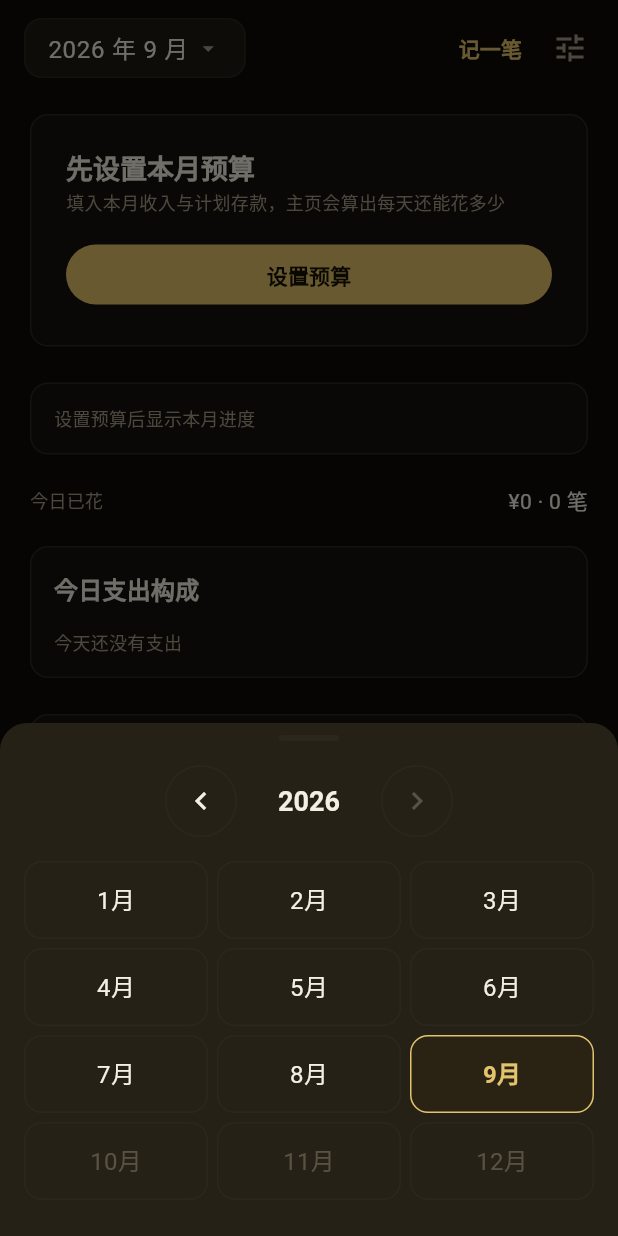
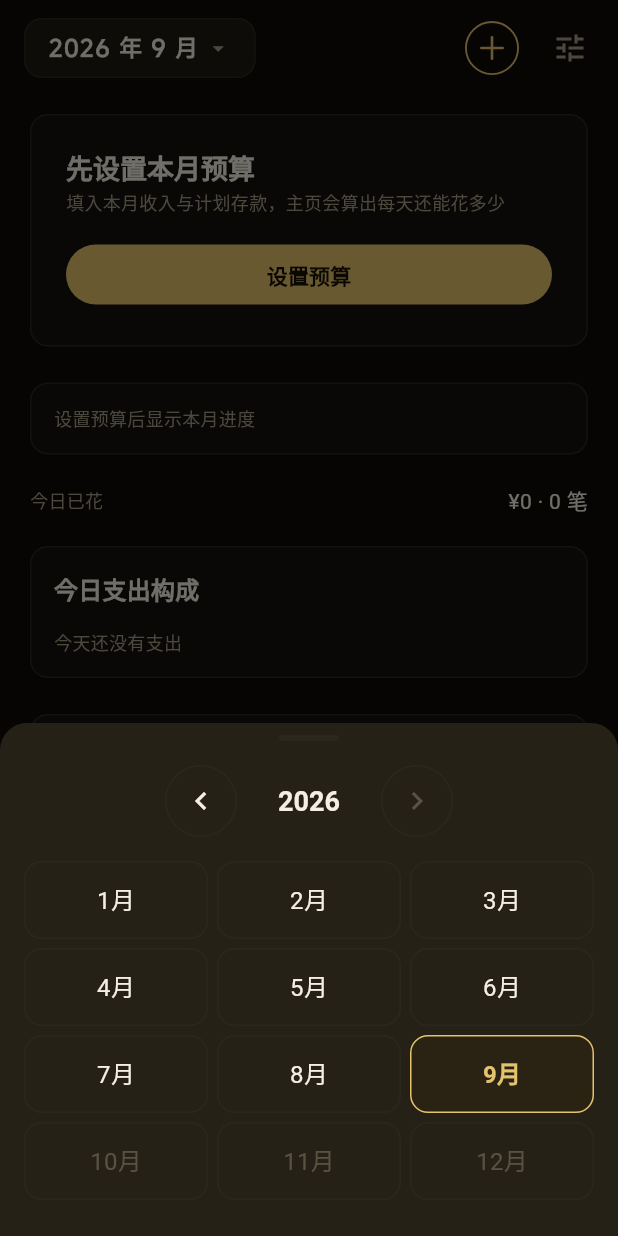
Before and after one commit to ZileiC/gringotts, a Flutter app: the screen it shows after launch, after a tap on an icon or button, on a phone screen of 412 x 824 dp. Run offline on Flutter 3.47's test engine with Material 3 defaults, Android fonts, the phone set to English and light mode, and no system bars; our stand-ins replace drift, fl_chart, flutter_riverpod, image_picker; missing offline and left inert: quick_actions; accounts and stored records are empty; generated files the repository leaves out were written again; statements that could not run were skipped; project files that could hold a hidden picture were left out.

Commit message:
WIP T-14b: Part B

```diff
--- a/lib/pages/home_page.dart
+++ b/lib/pages/home_page.dart
@@ -11,6 +11,7 @@
 import '../services/budget_engine.dart';
 import '../services/statistics_service.dart';
 import '../ui/motion.dart';
+import '../ui/record_key.dart';
 import '../ui/tokens.dart';
 
 /// Home = analysis / guidance page (M2.0 pre-wave, DESIGN_MAIN §3).
@@ -171,10 +172,13 @@
   }
 }
 
-/// Top bar: month button (left, opens the calendar sheet) + the record key +
-/// budget gear (right). The old ‹ › arrows were removed by user ruling
-/// (DESIGN_MAIN §3.1). T-14b Part A: the record entry lives here, on the
-/// analysis page only, so it can never be reached from the assets or stats tab.
+/// Top bar (T-14b / DESIGN_MAIN section 8.2): month button (left, opens the
+/// calendar sheet) + [RecordKey] + budget gear (right). Frozen size budget:
+/// 56 total (8 top padding + 48 content row), month button stays 40 and is
+/// vertically centred, the record key is 36 optic inside a 48x48 hit target
+/// with a 4dp gap to the 48x48 gear. The old ‹ › arrows were removed by
+/// user ruling (DESIGN_MAIN §3.1) and the record entry lives on the analysis
+/// page only, so it can never be reached from the assets or stats tab.
 class _MonthBar extends StatelessWidget {
   const _MonthBar({
     required this.month,
@@ -194,8 +198,15 @@
   @override
   Widget build(BuildContext context) {
     final theme = Theme.of(context);
-    return Padding(
-      padding: const EdgeInsets.fromLTRB(AppSpacing.m, AppSpacing.s, AppSpacing.s, 0),
+    // Width budget on a 320dp viewport: 16 (left) + month button (~130) +
+    // flexible gap (>=12) + 48 (record key) + 4 (gap) + 48 (gear) + 8 (right)
+    // = 266, so the gap absorbs the slack and nothing is squeezed.
+    return SizedBox(
+      key: const Key('home_top_bar'),
+      height: AppSpacing.topBarHeight,
+      child: Padding(
+        padding:
+            const EdgeInsets.fromLTRB(AppSpacing.m, AppSpacing.s, AppSpacing.s, 0),
         child: Row(
           children: [
             SizedBox(
@@ -219,7 +230,12 @@
                   children: [
                     Text(
                       '${month.year} 年 ${month.month} 月',
-                    style: theme.textTheme.bodyLarge,
+                      // T-14b: the month button switches to MiSans together
+                      // with the bottom tabs; amounts stay tabular.
+                      style: theme.textTheme.bodyLarge?.copyWith(
+                        fontFamily: AppFont.uiFamily,
+                        fontFeatures: AppFont.tabularFigures,
+                      ),
                     ),
                     const SizedBox(width: AppSpacing.xs),
                     const Icon(
@@ -232,24 +248,24 @@
               ),
             ),
             const Spacer(),
-          TextButton(
+            RecordKey(
               key: const Key('home_record_key'),
               onPressed: onRecord,
-            style: TextButton.styleFrom(
-              foregroundColor: AppColors.goldAccent,
-              minimumSize: const Size(0, 40),
-              padding: const EdgeInsets.symmetric(horizontal: AppSpacing.s),
-              tapTargetSize: MaterialTapTargetSize.shrinkWrap,
             ),
-            child: const Text('记一笔'),
-          ),
+            const SizedBox(width: AppSpacing.xs),
             IconButton(
               key: const Key('home_budget_entry'),
               onPressed: onBudget,
               icon: const Icon(Icons.tune),
               tooltip: '预算设置',
+              padding: EdgeInsets.zero,
+              constraints: const BoxConstraints.tightFor(
+                width: AppSpacing.recordKeyHit,
+                height: AppSpacing.recordKeyHit,
+              ),
             ),
           ],
+        ),
       ),
     );
   }
--- a/lib/pages/home_shell.dart
+++ b/lib/pages/home_shell.dart
@@ -1,12 +1,13 @@
 import 'package:flutter/material.dart';
 
+import '../ui/line_icons.dart';
 import '../ui/tokens.dart';
 import 'assets_page.dart';
 import 'home_page.dart';
 import 'quick_entry_page.dart';
 import 'stats_page.dart';
 
-/// Root shell (T-12c / T-14b Part A): three peer tabs only.
+/// Root shell (T-12c / T-14b): three peer tabs only.
 ///
 /// IA ruling (2026-09-14): the 记一笔 action belongs to the analysis page and
 /// lives in its top bar; the bottom bar carries nothing but the three peer
@@ -52,9 +53,11 @@
   }
 }
 
-/// Bottom bar: exactly the three peer tabs (T-14b Part A). A fixed [height]
-/// keeps the total bar height identical on every tab; the 记一笔 action is not
-/// part of this bar anymore.
+/// Bottom bar (T-14b / DESIGN_MAIN section 8.3): exactly the three peer tabs,
+/// nothing else. A fixed [AppSpacing.navTabHeight] row keeps the bar height
+/// identical on every tab. Each tab is a hand-drawn 1.25px line icon plus a
+/// MiSans label; the selected tab is gold with a 16x1.5 gold line sliding
+/// under it (180ms; reduce-motion switches without displacement).
 class _BottomTabs extends StatelessWidget {
   const _BottomTabs({required this.index, required this.onSelect});
 
@@ -63,6 +66,7 @@
 
   @override
   Widget build(BuildContext context) {
+    final animationsDisabled = MediaQuery.disableAnimationsOf(context);
     // DecoratedBox (not Container) so the 1px top hairline paints *inside* the
     // fixed 56dp row instead of adding a layout pixel.
     return DecoratedBox(
@@ -75,7 +79,9 @@
         top: false,
         child: SizedBox(
           height: AppSpacing.navTabHeight,
-          child: Row(
+          child: Stack(
+            children: [
+              Row(
                 children: [
                   for (var i = 0; i < _tabs.length; i++)
                     Expanded(
@@ -87,6 +93,31 @@
                     ),
                 ],
               ),
+              // T1 gold line: one tab-cell-wide child sliding between the
+              // cells, so alignment -1 / 0 / 1 lands exactly on the tab
+              // centres (a bare 16pt child would be off by the slack/2) and
+              // the 180ms move is a position transition, not a rebuild blink.
+              AnimatedAlign(
+                key: const Key('tab_selected_indicator_slide'),
+                alignment: Alignment(index - 1.0, 1),
+                duration:
+                    animationsDisabled ? Duration.zero : AppMotion.tabIndicator,
+                curve: Curves.easeOutCubic,
+                child: FractionallySizedBox(
+                  widthFactor: 1 / _tabs.length,
+                  child: Align(
+                    alignment: Alignment.bottomCenter,
+                    child: Container(
+                      key: const Key('tab_selected_indicator'),
+                      width: AppSpacing.tabIndicatorWidth,
+                      height: AppSpacing.tabIndicatorHeight,
+                      color: AppColors.goldAccent,
+                    ),
+                  ),
+                ),
+              ),
+            ],
+          ),
         ),
       ),
     );
@@ -94,20 +125,22 @@
 }
 
 class _TabSpec {
-  const _TabSpec(this.key, this.label, this.icon);
+  const _TabSpec(this.key, this.label, this.icon, this.iconKey);
 
   final Key key;
   final String label;
-  final IconData icon;
+  final LineTabIcon icon;
+  final Key iconKey;
 }
 
 const List<_TabSpec> _tabs = <_TabSpec>[
-  _TabSpec(Key('tab_home'), '分析', Icons.insights),
-  _TabSpec(Key('tab_assets'), '资产', Icons.inventory_2),
-  _TabSpec(Key('tab_stats'), '统计', Icons.bar_chart),
+  _TabSpec(Key('tab_home'), '分析', LineTabIcon.analysis, Key('tab_icon_home')),
+  _TabSpec(Key('tab_assets'), '资产', LineTabIcon.assets, Key('tab_icon_assets')),
+  _TabSpec(Key('tab_stats'), '统计', LineTabIcon.stats, Key('tab_icon_stats')),
 ];
 
-/// One peer tab: icon + label, gold when active, muted otherwise.
+/// One peer tab: hand-drawn icon + MiSans label (12 / w500 idle, w600 active,
+/// +0.08em tracking), gold when active.
 class _TabButton extends StatelessWidget {
   const _TabButton({
     required this.tab,
@@ -128,14 +161,26 @@
       child: Column(
         mainAxisAlignment: MainAxisAlignment.center,
         children: [
-          Icon(tab.icon, size: 22, color: color),
-          const SizedBox(height: 2),
-          Text(
+          LineTabIconView(
+            key: tab.iconKey,
+            icon: tab.icon,
+            color: color,
+          ),
+          const SizedBox(height: AppSpacing.xs),
+          SizedBox(
+            height: AppFont.tabLabelHeight,
+            child: Center(
+              child: Text(
                 tab.label,
                 style: TextStyle(
-              fontSize: AppFont.caption,
-              fontWeight: selected ? FontWeight.w600 : FontWeight.w400,
+                  fontFamily: AppFont.uiFamily,
+                  fontSize: AppFont.tabLabel,
+                  fontWeight: selected ? FontWeight.w600 : FontWeight.w500,
+                  letterSpacing: AppFont.tabLetterSpacing,
                   color: color,
+                  height: 1,
+                ),
+              ),
             ),
           ),
         ],
--- /dev/null
+++ b/lib/ui/line_icons.dart
@@ -0,0 +1,107 @@
+import 'package:flutter/material.dart';
+
+import 'tokens.dart';
+
+/// Hand-drawn 1.25px line icons for the three bottom tabs (T-14b /
+/// DESIGN_MAIN section 8.3).
+///
+/// These are deliberately *not* Material Icons: the tab glyphs share the
+/// black-gold hairline language of the app. Geometry is authored on a 20x20
+/// grid and scaled by [size], so every stroke stays crisp at the 20pt tab
+/// size while tests can still measure it.
+enum LineTabIcon { analysis, assets, stats }
+
+/// Renders one [LineTabIcon] at [color] (stroke only, round caps/joins).
+class LineTabIconView extends StatelessWidget {
+  const LineTabIconView({
+    super.key,
+    required this.icon,
+    required this.color,
+    this.size = AppSpacing.tabIconSize,
+    this.strokeWidth = AppSpacing.tabIconStroke,
+  });
+
+  final LineTabIcon icon;
+  final Color color;
+  final double size;
+  final double strokeWidth;
+
+  @override
+  Widget build(BuildContext context) {
+    return CustomPaint(
+      size: Size.square(size),
+      painter: _LineTabIconPainter(
+        icon: icon,
+        color: color,
+        strokeWidth: strokeWidth,
+      ),
+    );
+  }
+}
+
+class _LineTabIconPainter extends CustomPainter {
+  const _LineTabIconPainter({
+    required this.icon,
+    required this.color,
+    required this.strokeWidth,
+  });
+
+  final LineTabIcon icon;
+  final Color color;
+  final double strokeWidth;
+
+  /// Design grid the paths below are authored on.
+  static const double _grid = 20;
+
+  @override
+  void paint(Canvas canvas, Size size) {
+    final scale = size.shortestSide / _grid;
+    Offset p(double x, double y) => Offset(x * scale, y * scale);
+    final paint = Paint()
+      ..color = color
+      ..style = PaintingStyle.stroke
+      ..strokeWidth = strokeWidth
+      ..strokeCap = StrokeCap.round
+      ..strokeJoin = StrokeJoin.round
+      ..isAntiAlias = true;
+
+    switch (icon) {
+      case LineTabIcon.analysis:
+        // Rising polyline with a small end circle.
+        final path = Path()
+          ..moveTo(p(2.5, 14.5).dx, p(2.5, 14.5).dy)
+          ..lineTo(p(7, 9.5).dx, p(7, 9.5).dy)
+          ..lineTo(p(10.5, 12.5).dx, p(10.5, 12.5).dy)
+          ..lineTo(p(16, 5.5).dx, p(16, 5.5).dy);
+        canvas.drawPath(path, paint);
+        canvas.drawCircle(p(16, 5.5), 1.6 * scale, paint);
+      case LineTabIcon.assets:
+        // Two stacked frames: the back frame peeks above the front one, so the
+        // hidden overlap is never drawn twice.
+        final back = Path()
+          ..moveTo(p(5.5, 7.5).dx, p(5.5, 7.5).dy)
+          ..lineTo(p(5.5, 4.5).dx, p(5.5, 4.5).dy)
+          ..arcToPoint(p(7.5, 2.5), radius: Radius.circular(2 * scale))
+          ..lineTo(p(15.5, 2.5).dx, p(15.5, 2.5).dy)
+          ..arcToPoint(p(17.5, 4.5), radius: Radius.circular(2 * scale))
+          ..lineTo(p(17.5, 7.5).dx, p(17.5, 7.5).dy);
+        canvas.drawPath(back, paint);
+        final front = RRect.fromRectAndRadius(
+          Rect.fromPoints(p(2.5, 7.5), p(14.5, 17.5)),
+          Radius.circular(2 * scale),
+        );
+        canvas.drawRRect(front, paint);
+      case LineTabIcon.stats:
+        // Three bars of different heights.
+        canvas.drawLine(p(4.5, 12.5), p(4.5, 16.5), paint);
+        canvas.drawLine(p(10, 7.5), p(10, 16.5), paint);
+        canvas.drawLine(p(15.5, 3.5), p(15.5, 16.5), paint);
+    }
+  }
+
+  @override
+  bool shouldRepaint(covariant _LineTabIconPainter oldDelegate) =>
+      oldDelegate.icon != icon ||
+      oldDelegate.color != color ||
+      oldDelegate.strokeWidth != strokeWidth;
+}
--- /dev/null
+++ b/lib/ui/record_key.dart
@@ -0,0 +1,138 @@
+import 'package:flutter/material.dart';
+import 'package:flutter/services.dart';
+
+import 'tokens.dart';
+
+/// Analysis-page record key (T-14b / DESIGN_MAIN section 8.2).
+///
+/// A [AppSpacing.recordKeyVisual]-pt gold ring with a vector plus and nothing
+/// else: no text, no first-run coach mark. The extra transparent area around
+/// the visual grows the hit target to [AppSpacing.recordKeyHit] x
+/// [AppSpacing.recordKeyHit] without changing the 36pt optic.
+///
+/// Press beat: the ring interior fades in [AppColors.goldContainer] over
+/// [AppMotion.recordPressFade] (single shot) plus a micro scale-down; haptics
+/// always fire. reduce-motion keeps the colour change and the haptics but
+/// drops every movement.
+class RecordKey extends StatefulWidget {
+  const RecordKey({super.key, required this.onPressed});
+
+  /// Pushes the speed-entry child. When null the key renders (it belongs to
+  /// the analysis page) but stays inert.
+  final VoidCallback? onPressed;
+
+  @override
+  State<RecordKey> createState() => _RecordKeyState();
+}
+
+class _RecordKeyState extends State<RecordKey> {
+  bool _pressed = false;
+
+  void _setPressed(bool value) {
+    if (_pressed == value) return;
+    setState(() => _pressed = value);
+  }
+
+  @override
+  Widget build(BuildContext context) {
+    final animationsDisabled = MediaQuery.disableAnimationsOf(context);
+    final enabled = widget.onPressed != null;
+    final pressed = _pressed && enabled;
+
+    return Semantics(
+      button: true,
+      enabled: enabled,
+      label: '\u8bb0\u4e00\u7b14',
+      child: SizedBox(
+        width: AppSpacing.recordKeyHit,
+        height: AppSpacing.recordKeyHit,
+        child: Listener(
+          behavior: HitTestBehavior.opaque,
+          onPointerDown: enabled
+              ? (_) {
+                  HapticFeedback.lightImpact();
+                  _setPressed(true);
+                }
+              : null,
+          onPointerUp: enabled ? (_) => _setPressed(false) : null,
+          onPointerCancel: enabled ? (_) => _setPressed(false) : null,
+          child: GestureDetector(
+            behavior: HitTestBehavior.opaque,
+            onTap: widget.onPressed,
+            child: Center(
+              child: AnimatedScale(
+                scale: pressed && !animationsDisabled ? 0.96 : 1.0,
+                duration:
+                    animationsDisabled ? Duration.zero : AppMotion.recordPressFade,
+                curve: Curves.easeOutCubic,
+                child: AnimatedContainer(
+                  key: const Key('home_record_key_visual'),
+                  duration:
+                      animationsDisabled ? Duration.zero : AppMotion.recordPressFade,
+                  curve: Curves.easeOut,
+                  width: AppSpacing.recordKeyVisual,
+                  height: AppSpacing.recordKeyVisual,
+                  decoration: BoxDecoration(
+                    shape: BoxShape.circle,
+                    color: pressed ? AppColors.goldContainer : Colors.transparent,
+                    border: Border.all(
+                      color: AppColors.goldAccent,
+                      width: AppSpacing.recordRingStroke,
+                    ),
+                  ),
+                  child: const Center(
+                    child: CustomPaint(
+                      size: Size.square(AppSpacing.recordPlusSize),
+                      painter: _PlusPainter(
+                        color: AppColors.goldAccent,
+                        strokeWidth: AppSpacing.recordPlusStroke,
+                      ),
+                    ),
+                  ),
+                ),
+              ),
+            ),
+          ),
+        ),
+      ),
+    );
+  }
+}
+
+/// The vector plus glyph (16x16 design box, 1.75 stroke, round caps).
+///
+/// The line endpoints are inset by half a stroke so the round caps end exactly
+/// on the 16x16 optical box - a font "+" never gets this precise, which is why
+/// the spec bans it (DESIGN_MAIN section 8.2).
+class _PlusPainter extends CustomPainter {
+  const _PlusPainter({required this.color, required this.strokeWidth});
+
+  final Color color;
+  final double strokeWidth;
+
+  @override
+  void paint(Canvas canvas, Size size) {
+    final paint = Paint()
+      ..color = color
+      ..style = PaintingStyle.stroke
+      ..strokeWidth = strokeWidth
+      ..strokeCap = StrokeCap.round
+      ..isAntiAlias = true;
+    final inset = strokeWidth / 2;
+    final center = size.center(Offset.zero);
+    canvas.drawLine(
+      Offset(inset, center.dy),
+      Offset(size.width - inset, center.dy),
+      paint,
+    );
+    canvas.drawLine(
+      Offset(center.dx, inset),
+      Offset(center.dx, size.height - inset),
+      paint,
+    );
+  }
+
+  @override
+  bool shouldRepaint(covariant _PlusPainter oldDelegate) =>
+      oldDelegate.color != color || oldDelegate.strokeWidth != strokeWidth;
+}
--- a/lib/ui/tokens.dart
+++ b/lib/ui/tokens.dart
@@ -134,6 +134,27 @@
   /// height on every tab, so switching can never make the bar jump.
   static const double navTabHeight = 56;
 
+  /// Analysis top bar height (DESIGN_MAIN section 8.2): 8pt top padding plus a
+  /// 48pt content row, held constant while the page content scrolls.
+  static const double topBarHeight = 56;
+
+  /// Record key (DESIGN_MAIN section 8.2): a 36pt visual ring inside a 48x48
+  /// transparent hit target, with the vector plus drawn at 16x16.
+  static const double recordKeyVisual = 36;
+  static const double recordKeyHit = 48;
+  static const double recordRingStroke = 1.25;
+  static const double recordPlusSize = 16;
+  static const double recordPlusStroke = 1.75;
+
+  /// Bottom tab line icons (DESIGN_MAIN section 8.3): 20x20, 1.25pt stroke.
+  static const double tabIconSize = 20;
+  static const double tabIconStroke = 1.25;
+
+  /// Gold selection line under the active tab (DESIGN_MAIN section 8.3):
+  /// 16 x 1.5, sliding 180ms between tabs.
+  static const double tabIndicatorWidth = 16;
+  static const double tabIndicatorHeight = 1.5;
+
   // Speed-entry page geometry (T-11 / DESIGN_MAIN section 4.1-4.2).
   /// Project-name input height.
   static const double entryNameHeight = 44;
@@ -164,6 +185,17 @@
 
   /// Speed-entry page vertical padding.
   static const double entryPagePadV = 11;
+}
+
+/// Motion durations shared by the T-14b chrome (DESIGN_MAIN sections 8.2-8.3).
+abstract final class AppMotion {
+  /// Record key: the ring interior fades in goldContainer on press, once
+  /// (120ms). reduce-motion keeps the colour change but drops the fade.
+  static const Duration recordPressFade = Duration(milliseconds: 120);
+
+  /// Bottom tab: the gold indicator slides to the selected tab (180ms).
+  /// reduce-motion switches without displacement.
+  static const Duration tabIndicator = Duration(milliseconds: 180);
 }
 
 /// Corner radius scale.
@@ -216,6 +248,20 @@
 
   /// Caption / eyebrow.
   static const double caption = 12;
+
+  // T-14b UI font (DESIGN_MAIN section 8.4): MiSans is subset to the glyphs
+  // the bottom tabs and the month button actually render; Playfair stays
+  // reserved for brand moments.
+  /// Family name declared in pubspec.yaml (fonts/MiSans-*.ttf).
+  static const String uiFamily = 'MiSans';
+
+  /// Bottom tab label: 12 / +0.08em tracking (0.96 logical px at 12).
+  static const double tabLabel = 12;
+  static const double tabLetterSpacing = 0.96;
+
+  /// Reserved tab label line box, part of the frozen 56pt tab budget
+  /// (icon 20 + gap 4 + line 16 + padding 8 + 8).
+  static const double tabLabelHeight = 16;
 
   /// Keypad key caps.
   static const double keypad = 22;
```
Also changed, not shown: pubspec.yaml (+12 -0 lines), fonts/MiSans-Demibold.ttf (added), fonts/MiSans-Medium.ttf (added), fonts/MiSans-Regular.ttf (added), 7 other files. Lines whose indentation alone changed are shown as unchanged.
